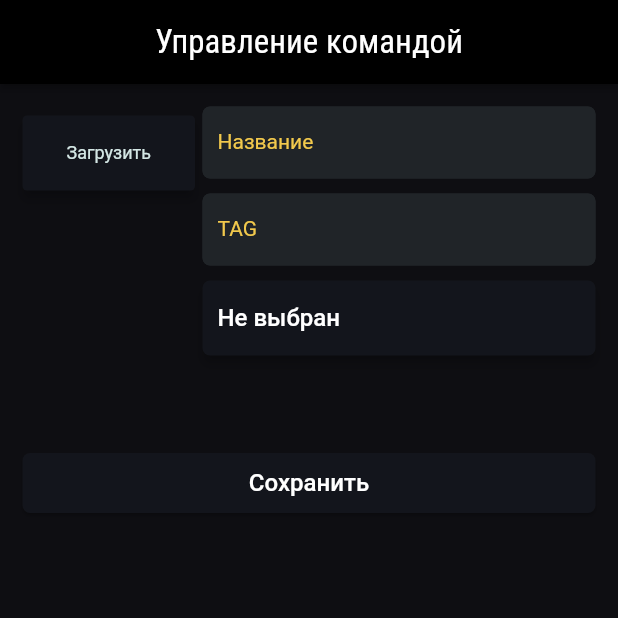
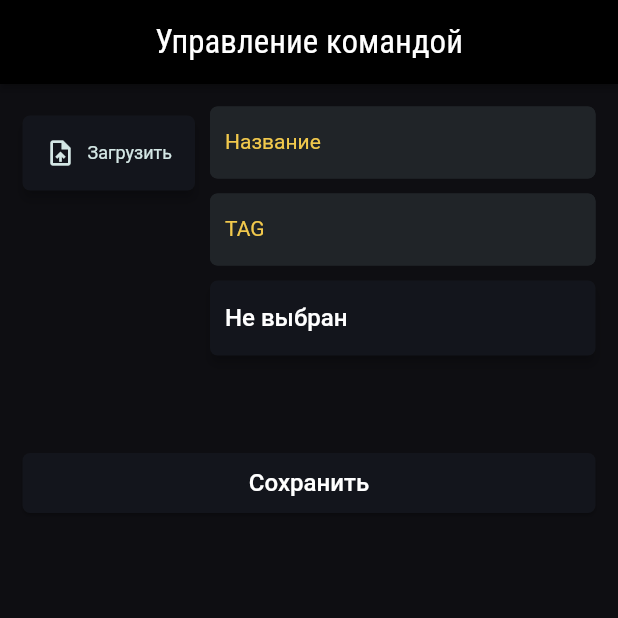
Before and after one commit to nikitakudinov/sp, a Flutter app: the EDITETeamWidget screen opened by its route, on a phone screen of 412 x 824 dp, the top half of it. Run offline on Flutter 3.47's test engine with Material 2 defaults, Android fonts, the phone set to English and light mode, and no system bars; drawn by our look-alikes of auto_size_text; our stand-ins replace cached_network_image, equatable, file_picker, floating_bottom_navigation_bar, font_awesome_flutter, from_css_color and 9 more; missing offline and left inert: json_path, mime_type; accounts and stored records are empty; network calls fail; Roboto replaces fonts that are missing (Encode Sans Semi Condensed).

Commit message:
Updating to latest FlutterFlow output.

```diff
--- a/lib/team/e_d_i_t_e_team/e_d_i_t_e_team_widget.dart
+++ b/lib/team/e_d_i_t_e_team/e_d_i_t_e_team_widget.dart
@@ -177,7 +177,7 @@ class _EDITETeamWidgetState extends State<EDITETeamWidget> {
                               ),
                             Padding(
                               padding: EdgeInsetsDirectional.fromSTEB(
-                                  0.0, 6.0, 5.0, 10.0),
+                                  0.0, 6.0, 10.0, 10.0),
                               child: FFButtonWidget(
                                 onPressed: () async {
                                   final selectedMedia = await selectMedia(
@@ -240,6 +240,10 @@ class _EDITETeamWidgetState extends State<EDITETeamWidget> {
                                   });
                                 },
                                 text: 'Загрузить',
+                                icon: Icon(
+                                  Icons.upload_file,
+                                  size: 20.0,
+                                ),
                                 options: FFButtonOptions(
                                   width: 115.0,
                                   height: 50.0,
@@ -262,7 +266,7 @@ class _EDITETeamWidgetState extends State<EDITETeamWidget> {
                                     color: Colors.transparent,
                                     width: 1.0,
                                   ),
-                                  borderRadius: BorderRadius.circular(3.0),
+                                  borderRadius: BorderRadius.circular(5.0),
                                 ),
                               ),
                             ),
```
